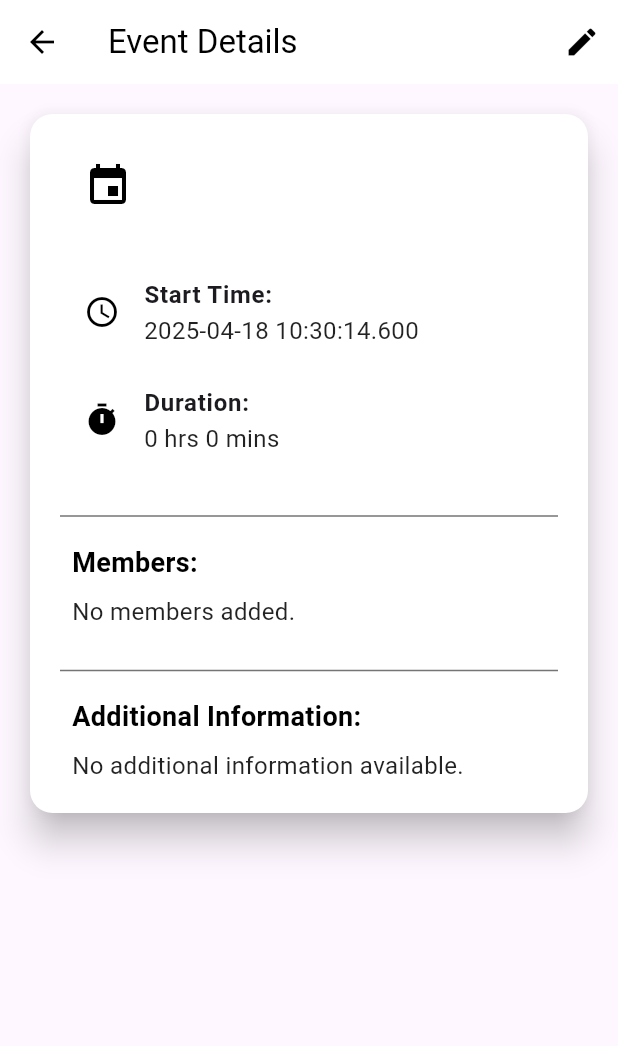
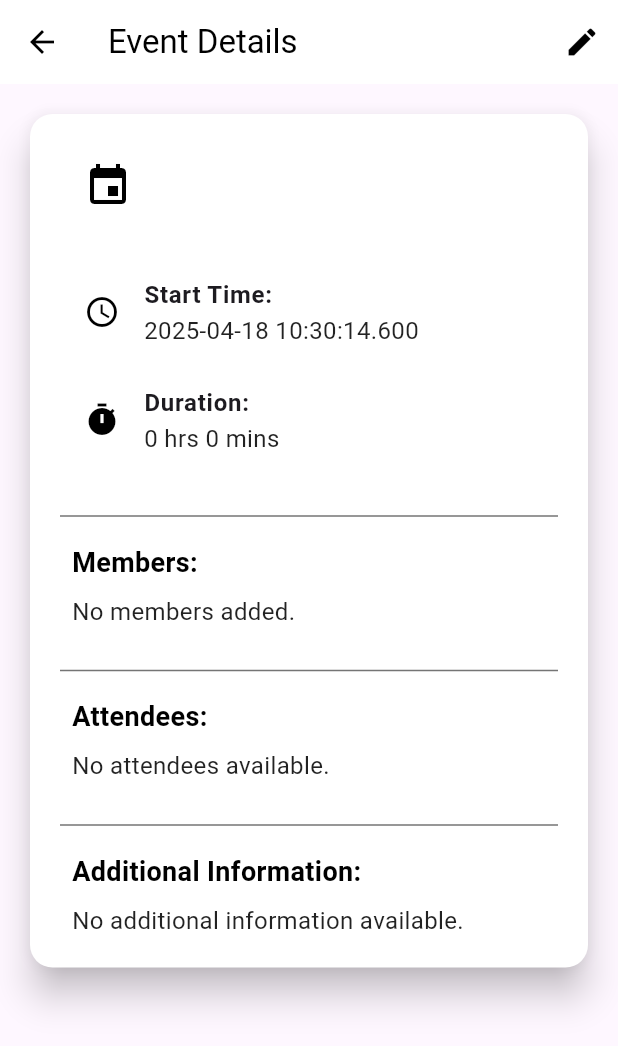
Before and after one commit to suvratp21/calendar-app, a Flutter app: the EventDetailsPage screen opened directly with empty values, on a phone screen of 412 x 824 dp. Shown: the top 1046 px of the screen. Run offline on Flutter 3.47's test engine with Material 3 defaults, Android fonts, the phone set to English and light mode, and no system bars; our stand-ins replace awesome_notifications, cloud_firestore, firebase_auth, firebase_core, flutter_contacts, google_sign_in and 2 more; accounts and stored records are empty.

Commit message:
attendes add

```diff
--- a/lib/calendar_service.dart
+++ b/lib/calendar_service.dart
@@ -4,6 +4,7 @@ import 'package:http/http.dart' as http;
 import 'models.dart';
 import 'notification_service.dart';
 import 'package:flutter/material.dart';
+import 'package:firebase_auth/firebase_auth.dart';
 
 Future<List<Appointment>> fetchCalendarEvents(
     String accessToken, DateTime date) async {
@@ -24,6 +25,19 @@ Future<List<Appointment>> fetchCalendarEvents(
           String? startStr =
               event['start']['dateTime'] ?? event['start']['date'];
           String? endStr = event['end']?['dateTime'] ?? event['end']?['date'];
+          List<String>? attendees;
+          if (event["attendees"] != null) {
+            attendees = (event["attendees"] as List)
+                .map((att) => att["email"].toString())
+                .toList();
+            // Remove own email from attendees list.
+            String? ownEmail = FirebaseAuth.instance.currentUser?.email;
+            if (ownEmail != null) {
+              attendees =
+                  attendees.where((email) => email != ownEmail).toList();
+            }
+            print(attendees);
+          }
           if (startStr != null) {
             DateTime startTime = DateTime.parse(startStr).toLocal();
             DateTime endTime = endStr != null
@@ -35,6 +49,7 @@ Future<List<Appointment>> fetchCalendarEvents(
               subject: event['summary'] ?? 'No Title',
               color: Colors.blue,
               eventId: event['id'] ?? '',
+              attendees: attendees,
             );
             appointments.add(appt);
             await scheduleNotification(appt);
--- a/lib/event_details_page.dart
+++ b/lib/event_details_page.dart
@@ -8,11 +8,13 @@ import 'models.dart' as myModels; // use alias to avoid conflict
 class EventDetailsPage extends StatefulWidget {
   final myModels.Appointment appointment; // updated type with alias
   final String eventId; // Unique event ID for Firebase
+  final List<String>? attendees; // new field
 
   const EventDetailsPage({
     super.key,
     required this.appointment,
     required this.eventId,
+    this.attendees, // new parameter
   });
 
   @override
@@ -184,6 +186,43 @@ class _EventDetailsPageState extends State<EventDetailsPage> {
                   const SizedBox(height: 20),
                   const Divider(color: Colors.black54, thickness: 1),
                   const SizedBox(height: 10),
+                  // Attendees Section
+                  const Padding(
+                    padding: EdgeInsets.only(left: 8.0, bottom: 8.0),
+                    child: Text(
+                      'Attendees:',
+                      style: TextStyle(
+                        fontSize: 18,
+                        fontWeight: FontWeight.bold,
+                        color: Colors.black,
+                      ),
+                    ),
+                  ),
+                  widget.attendees != null && widget.attendees!.isNotEmpty
+                      ? Column(
+                          children: widget.attendees!.map((attendee) {
+                            return ListTile(
+                              leading:
+                                  const Icon(Icons.people, color: Colors.black),
+                              title: Text(
+                                attendee,
+                                style: const TextStyle(
+                                    fontSize: 16, color: Colors.black),
+                              ),
+                            );
+                          }).toList(),
+                        )
+                      : const Padding(
+                          padding: EdgeInsets.symmetric(horizontal: 8.0),
+                          child: Text(
+                            'No attendees available.',
+                            style:
+                                TextStyle(fontSize: 16, color: Colors.black87),
+                          ),
+                        ),
+                  const SizedBox(height: 20),
+                  const Divider(color: Colors.black54, thickness: 1),
+                  const SizedBox(height: 10),
                   // Additional Information Section
                   const Padding(
                     padding: EdgeInsets.only(left: 8.0, bottom: 8.0),
--- a/lib/homepage.dart
+++ b/lib/homepage.dart
@@ -137,6 +137,7 @@ class _AuthScreenState extends State<AuthScreen> {
     if (_accessToken != null) {
       fetchCalendarEvents(_accessToken!, _selectedDate).then((appointments) {
         setState(() {
+          // appointments now include attendees along with other details
           _calendarDataSource = myModels.AppointmentDataSource(appointments);
         });
       });
@@ -287,6 +288,8 @@ class _AuthScreenState extends State<AuthScreen> {
                                 builder: (context) => EventDetailsPage(
                                   appointment: appointment,
                                   eventId: appointment.eventId,
+                                  attendees:
+                                      appointment.attendees, // new parameter
                                 ),
                               ),
                             ).then((updatedAppointment) {
@@ -315,6 +318,7 @@ class _AuthScreenState extends State<AuthScreen> {
         mainAxisAlignment: MainAxisAlignment.end,
         children: [
           FloatingActionButton(
+            heroTag: "addEventFab", // unique hero tag for Add Event
             onPressed: () {
               Navigator.push(
                 context,
@@ -325,6 +329,7 @@ class _AuthScreenState extends State<AuthScreen> {
           ),
           const SizedBox(height: 16), // Spacing between FABs
           FloatingActionButton(
+            heroTag: "notifyFab", // unique hero tag for Notification
             onPressed: () {
               AwesomeNotifications().createNotification(
                 content: NotificationContent(
--- a/lib/models.dart
+++ b/lib/models.dart
@@ -8,12 +8,14 @@ class Appointment {
     required this.subject,
     required this.color,
     required this.eventId,
+    this.attendees, // new parameter
   });
   DateTime startTime;
   DateTime endTime;
   String subject;
   final Color color;
   final String eventId;
+  final List<String>? attendees; // new field
 }
 
 class AppointmentDataSource extends CalendarDataSource {
```
